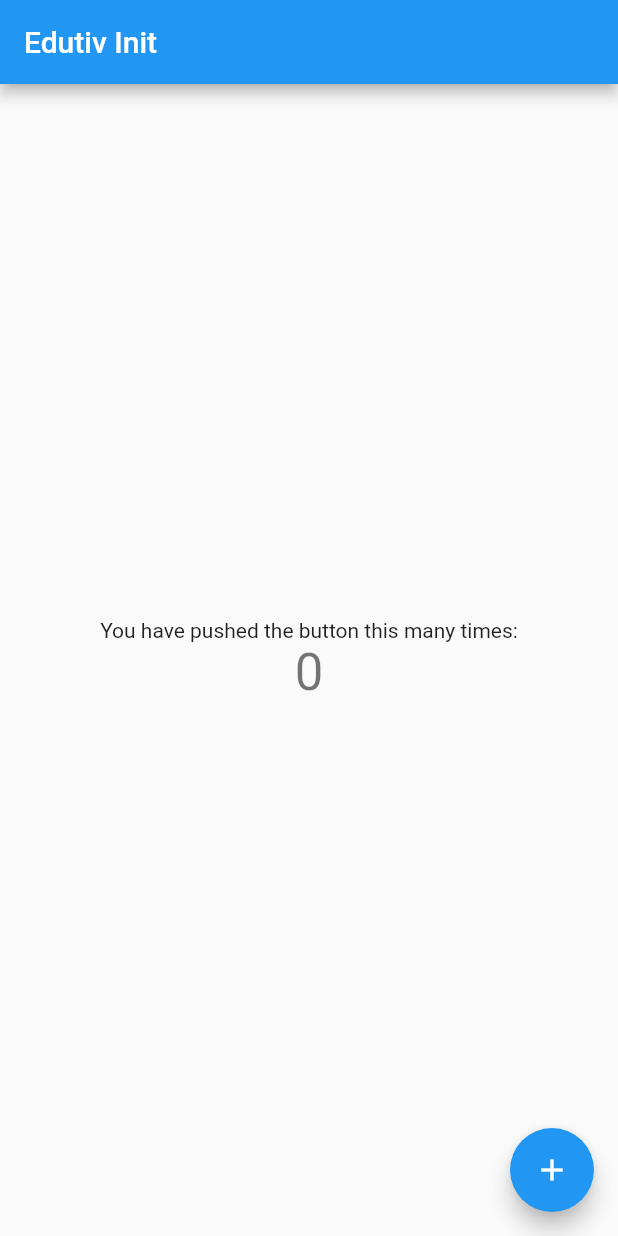
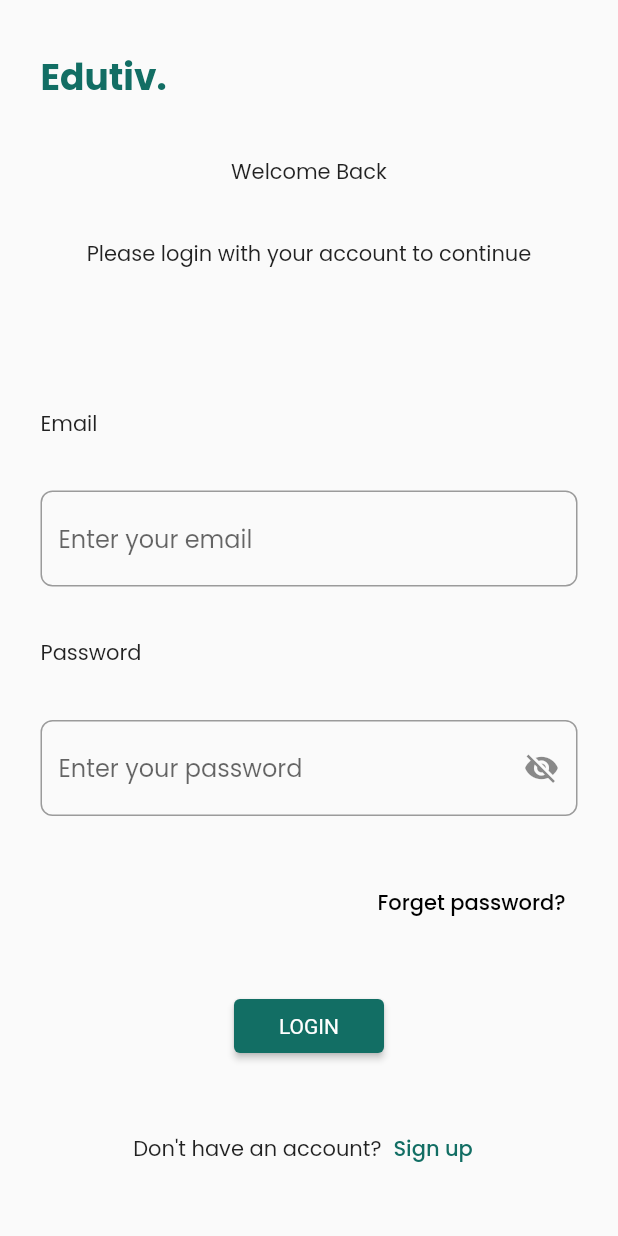
Before and after one commit to edutiv/edutiv-flutter, a Flutter app: the screen it shows after launch, on a phone screen of 412 x 824 dp. Run offline on Flutter 3.47's test engine with Material 2 defaults, Android fonts, the phone set to English and light mode, and no system bars.

Commit message:
add fonts, auth screen folder, make login screen

```diff
--- a/lib/main.dart
+++ b/lib/main.dart
@@ -1,3 +1,4 @@
+import 'package:edutiv/screens/screen.dart';
 import 'package:flutter/material.dart';
 
 void main() {
@@ -11,86 +12,20 @@ class MyApp extends StatelessWidget {
   @override
   Widget build(BuildContext context) {
     return MaterialApp(
+      debugShowCheckedModeBanner: false,
       title: 'Edutiv',
       theme: ThemeData(
-        primarySwatch: Colors.blue,
+        primaryColor: const Color(0xFF126E64),
+        elevatedButtonTheme: ElevatedButtonThemeData(
+          style: ElevatedButton.styleFrom(
+            primary: const Color(0xFF126E64),
+            padding: const EdgeInsets.symmetric(vertical: 10, horizontal: 30),
+            textStyle: const TextStyle(),
+          ),
+        ),
+        fontFamily: 'Poppins',
       ),
-      home: const MyHomePage(title: 'Edutiv Init'),
+      home: const LoginScreen(),
     );
   }
 }
-
-class MyHomePage extends StatefulWidget {
-  const MyHomePage({Key? key, required this.title}) : super(key: key);
-  final String title;
-
-  @override
-  State<MyHomePage> createState() => _MyHomePageState();
-}
-
-class _MyHomePageState extends State<MyHomePage> {
-  int _counter = 0;
-
-  void _incrementCounter() {
-    setState(() {
-      // This call to setState tells the Flutter framework that something has
-      // changed in this State, which causes it to rerun the build method below
-      // so that the display can reflect the updated values. If we changed
-      // _counter without calling setState(), then the build method would not be
-      // called again, and so nothing would appear to happen.
-      _counter++;
-    });
-  }
-
-  @override
-  Widget build(BuildContext context) {
-    // This method is rerun every time setState is called, for instance as done
-    // by the _incrementCounter method above.
-    //
-    // The Flutter framework has been optimized to make rerunning build methods
-    // fast, so that you can just rebuild anything that needs updating rather
-    // than having to individually change instances of widgets.
-    return Scaffold(
-      appBar: AppBar(
-        // Here we take the value from the MyHomePage object that was created by
-        // the App.build method, and use it to set our appbar title.
-        title: Text(widget.title),
-      ),
-      body: Center(
-        // Center is a layout widget. It takes a single child and positions it
-        // in the middle of the parent.
-        child: Column(
-          // Column is also a layout widget. It takes a list of children and
-          // arranges them vertically. By default, it sizes itself to fit its
-          // children horizontally, and tries to be as tall as its parent.
-          //
-          // Invoke "debug painting" (press "p" in the console, choose the
-          // "Toggle Debug Paint" action from the Flutter Inspector in Android
-          // Studio, or the "Toggle Debug Paint" command in Visual Studio Code)
-          // to see the wireframe for each widget.
-          //
-          // Column has various properties to control how it sizes itself and
-          // how it positions its children. Here we use mainAxisAlignment to
-          // center the children vertically; the main axis here is the vertical
-          // axis because Columns are vertical (the cross axis would be
-          // horizontal).
-          mainAxisAlignment: MainAxisAlignment.center,
-          children: <Widget>[
-            const Text(
-              'You have pushed the button this many times:',
-            ),
-            Text(
-              '$_counter',
-              style: Theme.of(context).textTheme.headline4,
-            ),
-          ],
-        ),
-      ),
-      floatingActionButton: FloatingActionButton(
-        onPressed: _incrementCounter,
-        tooltip: 'Increment',
-        child: const Icon(Icons.add),
-      ), // This trailing comma makes auto-formatting nicer for build methods.
-    );
-  }
-}
--- /dev/null
+++ b/lib/screens/auth/login_screen.dart
@@ -0,0 +1,109 @@
+import 'package:flutter/material.dart';
+
+class LoginScreen extends StatefulWidget {
+  const LoginScreen({Key? key}) : super(key: key);
+
+  @override
+  State<LoginScreen> createState() => _LoginScreenState();
+}
+
+class _LoginScreenState extends State<LoginScreen> {
+  bool _passwordVisible = true;
+
+  @override
+  void initState() {
+    super.initState();
+    _passwordVisible = false;
+  }
+
+  @override
+  Widget build(BuildContext context) {
+    return Scaffold(
+      resizeToAvoidBottomInset: false,
+      body: SafeArea(
+        minimum: const EdgeInsets.fromLTRB(27, 0, 27, 0),
+        child: Column(
+          mainAxisAlignment: MainAxisAlignment.spaceEvenly,
+          crossAxisAlignment: CrossAxisAlignment.start,
+          children: [
+            Text(
+              'Edutiv.',
+              style: TextStyle(
+                  fontSize: 24,
+                  fontWeight: FontWeight.bold,
+                  color: Theme.of(context).primaryColor),
+            ),
+            const Center(child: Text('Welcome Back')),
+            const Center(
+                child: Text('Please login with your account to continue')),
+            const SizedBox(height: 24),
+            const Text('Email'),
+            TextFormField(
+              decoration: const InputDecoration(
+                border: OutlineInputBorder(
+                  borderRadius: BorderRadius.all(
+                    Radius.circular(8),
+                  ),
+                ),
+                hintText: 'Enter your email',
+              ),
+            ),
+            const Text('Password'),
+            TextFormField(
+              obscureText: !_passwordVisible,
+              decoration: InputDecoration(
+                border: const OutlineInputBorder(
+                  borderRadius: BorderRadius.all(
+                    Radius.circular(8),
+                  ),
+                ),
+                hintText: 'Enter your password',
+                suffixIcon: IconButton(
+                  onPressed: () {
+                    setState(() {
+                      _passwordVisible = !_passwordVisible;
+                    });
+                  },
+                  icon: Icon(_passwordVisible
+                      ? Icons.visibility
+                      : Icons.visibility_off),
+                ),
+              ),
+            ),
+            Row(
+              mainAxisAlignment: MainAxisAlignment.end,
+              children: [
+                TextButton(
+                  onPressed: () {},
+                  child: const Text(
+                    'Forget password?',
+                    style: TextStyle(color: Colors.black),
+                  ),
+                ),
+              ],
+            ),
+            Center(
+              child: ElevatedButton(
+                onPressed: () {},
+                child: const Text('LOGIN'),
+              ),
+            ),
+            Row(
+              mainAxisAlignment: MainAxisAlignment.center,
+              children: [
+                const Text('Don\'t have an account?'),
+                TextButton(
+                  onPressed: () {},
+                  child: Text(
+                    'Sign up',
+                    style: TextStyle(color: Theme.of(context).primaryColor),
+                  ),
+                ),
+              ],
+            ),
+          ],
+        ),
+      ),
+    );
+  }
+}
--- /dev/null
+++ b/lib/screens/screen.dart
@@ -0,0 +1 @@
+export './auth/login_screen.dart';
```
Also changed, not shown: pubspec.yaml (+9 -6 lines), fonts/Poppins-Bold.ttf (added), fonts/Poppins-Light.ttf (added), fonts/Poppins-Medium.ttf (added), fonts/Poppins-Regular.ttf (added), fonts/Poppins-SemiBold.ttf (added).
